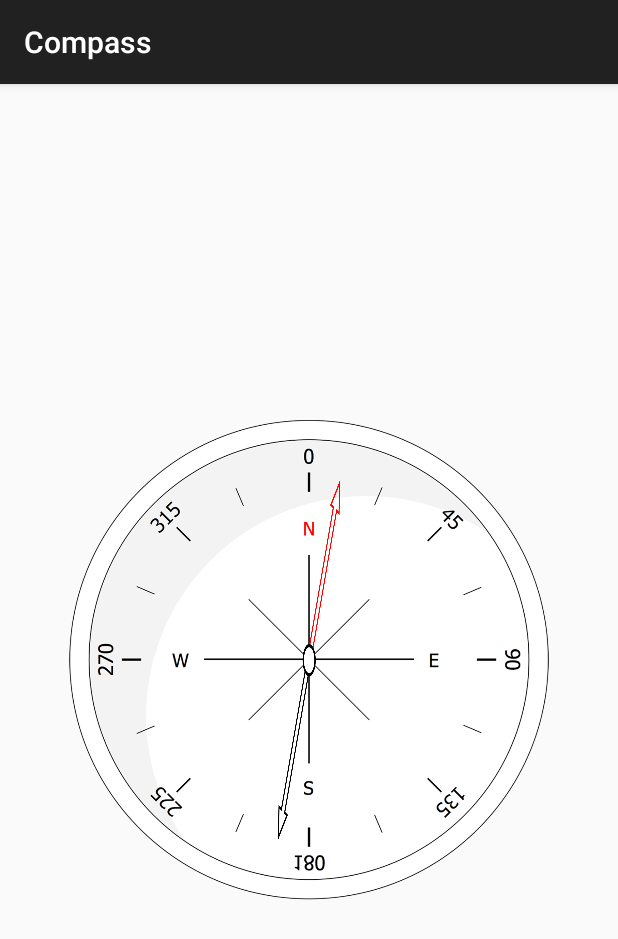
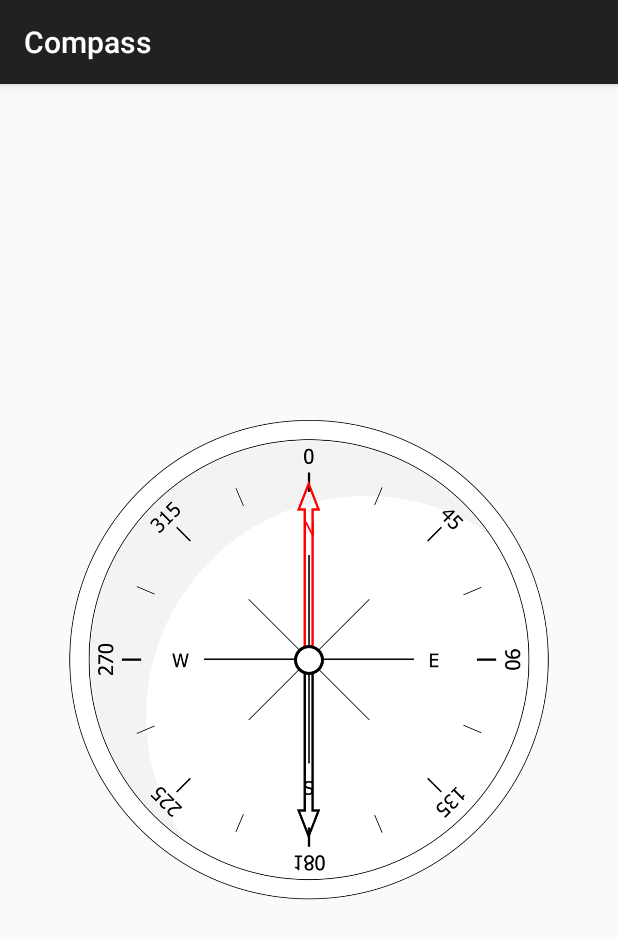
Before and after one commit to iutinvg/compass, an Android app: the screen it shows after launch (CompassActivity), on a phone screen of 412 x 824 dp. Shown: the top 939 px of the screen. Run offline under Robolectric (Android 15) with nearby library versions, the phone set to English and light mode, and no system bars.

Commit message:
Fix compass hands graphics.
Now it can be published without too much shame. :)

As for me I found it quite attractive now. And laconic enough.

```diff
--- a/app/src/main/res/layout/activity_compass.xml
+++ b/app/src/main/res/layout/activity_compass.xml
@@ -15,7 +15,7 @@
 
     <ImageView
         android:id="@+id/main_image_hands"
-        android:layout_width="41dp"
+        android:layout_width="20dp"
         android:layout_height="240dp"
         android:layout_centerInParent="true"
         android:contentDescription="@string/compass_hands"
```
Also changed, not shown: app/src/main/res/drawable/hands.png.
